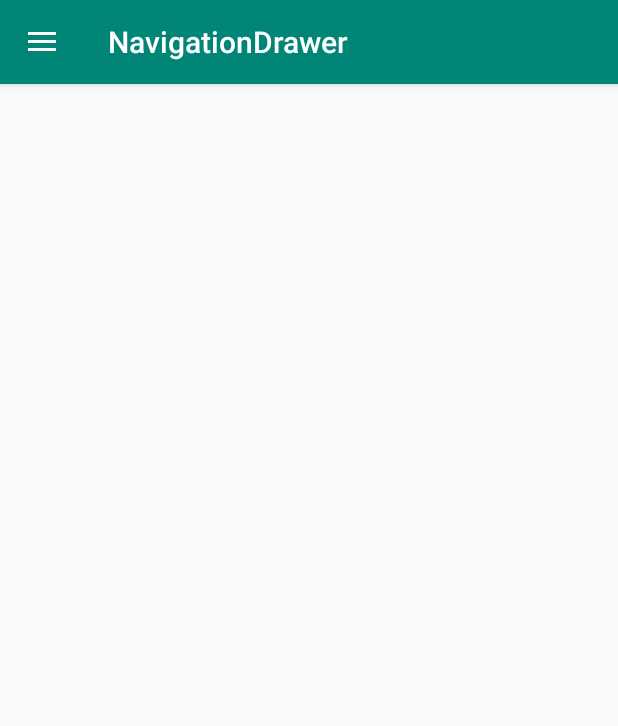
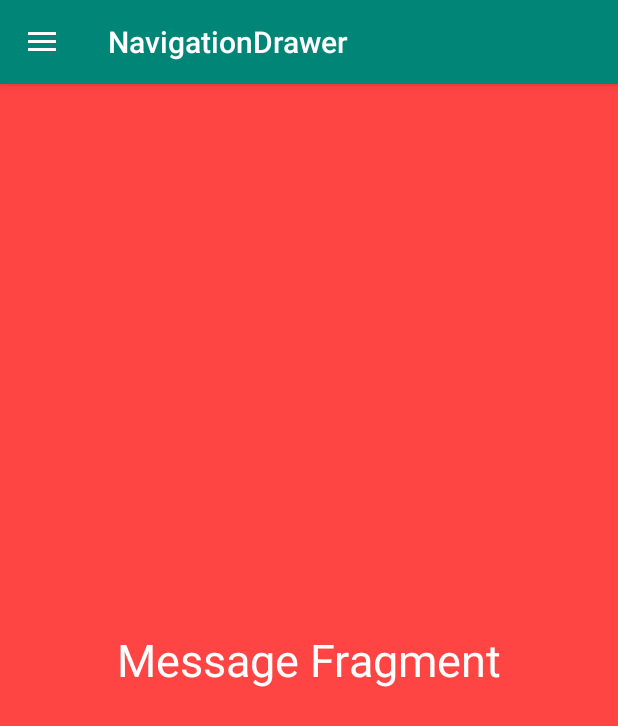
Before and after one commit to abhinavsingh153/NavigationDrawer2, an Android app: the screen it shows after launch (MainActivity), on a phone screen of 412 x 824 dp. Shown: the top 726 px of the screen. Run offline under Robolectric (Android 15) with nearby library versions, the phone set to English and light mode, and no system bars.

Commit message:
Handle menu item clicks

```diff
--- a/app/src/main/java/com/pixelkaveman/navigationdrawer/MainActivity.java
+++ b/app/src/main/java/com/pixelkaveman/navigationdrawer/MainActivity.java
@@ -1,5 +1,6 @@
 package com.pixelkaveman.navigationdrawer;
 
+import androidx.annotation.NonNull;
 import androidx.appcompat.app.ActionBarDrawerToggle;
 import androidx.appcompat.app.AppCompatActivity;
 import androidx.appcompat.widget.Toolbar;
@@ -7,39 +8,86 @@ import androidx.core.view.GravityCompat;
 import androidx.drawerlayout.widget.DrawerLayout;
 
 import android.os.Bundle;
+import android.view.MenuItem;
+import android.widget.Toast;
 
-public class MainActivity extends AppCompatActivity {
+import com.google.android.material.navigation.NavigationView;
 
-    Toolbar toolbar ;
+public class MainActivity extends AppCompatActivity implements NavigationView.OnNavigationItemSelectedListener {
+
+    Toolbar toolbar;
     private DrawerLayout drawer;
+    private NavigationView navigationView;
+
     @Override
     protected void onCreate(Bundle savedInstanceState) {
         super.onCreate(savedInstanceState);
         setContentView(R.layout.activity_main);
 
         toolbar = findViewById(R.id.toolbar);
+        drawer = findViewById(R.id.drawer_layout);
+        navigationView = findViewById(R.id.nav_view);
+
         setSupportActionBar(toolbar);
 
-        drawer = findViewById(R.id.drawer_layout);
-
-        ActionBarDrawerToggle toggle = new ActionBarDrawerToggle(this , drawer , toolbar,
-                R.string.navigation_drawer_open , R.string.navigation_drawer_close);
+        ActionBarDrawerToggle toggle = new ActionBarDrawerToggle(this, drawer, toolbar,
+                R.string.navigation_drawer_open, R.string.navigation_drawer_close);
         drawer.addDrawerListener(toggle);
 
         //This will rotate the hamburger icon while slindinf=g in the navigation drawer.
         toggle.syncState();
 
+        navigationView.setNavigationItemSelectedListener(this);
+
+        if (savedInstanceState == null ) {
+            getSupportFragmentManager().beginTransaction().replace(R.id.fragment_container
+                    , new MessageFragment()).commit();
+            navigationView.setCheckedItem(R.id.nav_message);
+        }
+
+    }
+
+    @Override
+    public boolean onNavigationItemSelected(@NonNull MenuItem menuItem) {
+
+        switch (menuItem.getItemId()){
+
+            case R.id.nav_message:
+                getSupportFragmentManager().beginTransaction().replace(R.id.fragment_container
+                ,new MessageFragment()).commit();
+                break;
+
+            case R.id.nav_chat:
+                getSupportFragmentManager().beginTransaction().replace(R.id.fragment_container
+                        ,new ChatFragment()).commit();
+                break;
+
+            case R.id.nav_profile:
+                getSupportFragmentManager().beginTransaction().replace(R.id.fragment_container
+                        ,new ProfileFragment()).commit();
+                break;
+
+            case R.id.nav_share:
+                Toast.makeText(MainActivity.this , "Share" , Toast.LENGTH_SHORT).show();
+                break;
+
+            case R.id.nav_send:
+                Toast.makeText(MainActivity.this , "Send" , Toast.LENGTH_SHORT).show();
+                break;
+        }
+
+        drawer.closeDrawer(GravityCompat.START);
+        return true;
     }
 
     @Override
     public void onBackPressed() {
 
-        if (drawer.isDrawerOpen(GravityCompat.START)){
+        if (drawer.isDrawerOpen(GravityCompat.START)) {
             //TODO: if navigation draweer i open
             // close navigation drawer
             drawer.closeDrawer(GravityCompat.START);
-        }
-        else {
+        } else {
             super.onBackPressed();
         }
     }
--- /dev/null
+++ b/app/src/main/java/com/pixelkaveman/navigationdrawer/MessageFragment.java
@@ -0,0 +1,19 @@
+package com.pixelkaveman.navigationdrawer;
+
+import android.os.Bundle;
+import android.view.LayoutInflater;
+import android.view.View;
+import android.view.ViewGroup;
+
+import androidx.annotation.NonNull;
+import androidx.annotation.Nullable;
+import androidx.fragment.app.Fragment;
+
+public class MessageFragment extends Fragment {
+
+    @Nullable
+    @Override
+    public View onCreateView(@NonNull LayoutInflater inflater, @Nullable ViewGroup container, @Nullable Bundle savedInstanceState) {
+        return inflater.inflate(R.layout.fragment_message , container , false);
+    }
+}
--- /dev/null
+++ b/app/src/main/res/layout/fragment_message.xml
@@ -0,0 +1,16 @@
+<?xml version="1.0" encoding="utf-8"?>
+<RelativeLayout xmlns:android="http://schemas.android.com/apk/res/android"
+    android:layout_width="match_parent"
+    android:layout_height="match_parent"
+    android:background="@android:color/holo_red_light">
+
+
+    <TextView
+        android:layout_width="wrap_content"
+        android:layout_height="wrap_content"
+        android:layout_centerInParent="true"
+        android:text="Message Fragment"
+        android:textColor="#fff"
+        android:textSize="30sp" />
+
+</RelativeLayout>
```
Also changed, not shown: app/src/main/java/com/pixelkaveman/navigationdrawer/ChatFragment.java (added, +19 -0 lines), app/src/main/java/com/pixelkaveman/navigationdrawer/ProfileFragment.java (added, +19 -0 lines), app/src/main/res/layout/fragment_chat.xml (added, +16 -0 lines), app/src/main/res/layout/fragment_profile.xml (added, +16 -0 lines).
